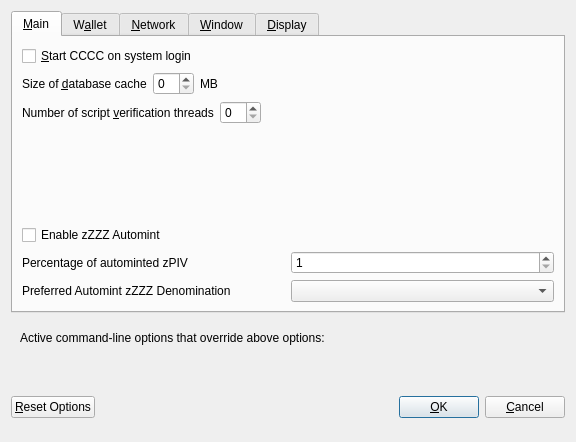
Before: the Qt Designer form src/qt/forms/optionsdialog.ui in jonspock/tessa, drawn with Qt 5.
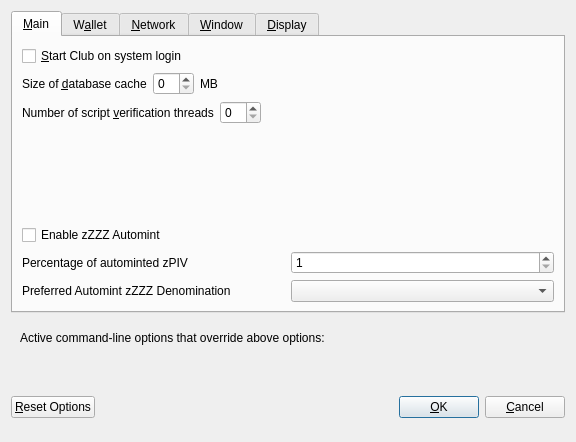
After: the same form once the commit is applied. Custom widgets are drawn as their Qt base class.

Commit message: renaming to club

```diff
--- a/src/qt/forms/optionsdialog.ui
+++ b/src/qt/forms/optionsdialog.ui
@@ -33,7 +33,7 @@
           <string>Automatically start CCCC after logging in to the system.</string>
          </property>
          <property name="text">
-          <string>&amp;Start CCCC on system login</string>
+          <string>&amp;Start Club on system login</string>
          </property>
         </widget>
        </item>
```
Left out of the diff: 8 changed lines with no effect on the pictures. The commit also changes 174 other files.
